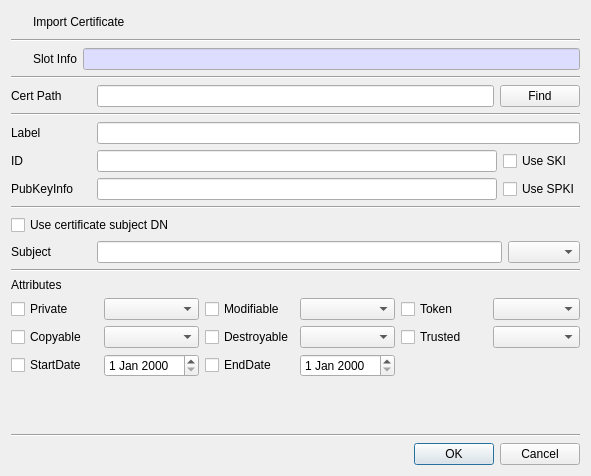
First picture: the form in CryptokiMan/import_cert_dlg.ui, repository jykim74/CryptokiMan, before the edit.
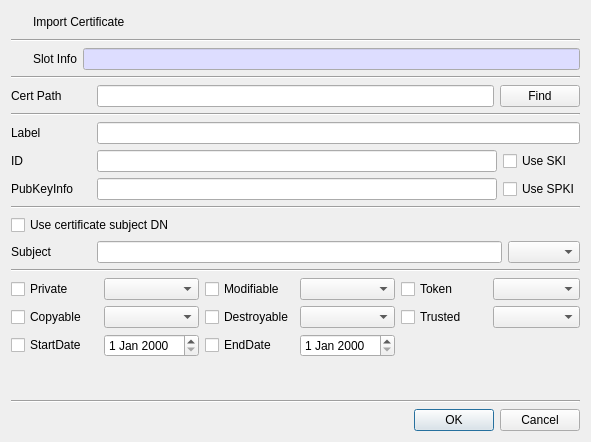
Second picture: the form after the edit. Icons and pictures are not drawn.

```diff
--- a/CryptokiMan/import_cert_dlg.ui
+++ b/CryptokiMan/import_cert_dlg.ui
@@ -7,7 +7,7 @@
     <x>0</x>
     <y>0</y>
     <width>591</width>
-    <height>476</height>
+    <height>442</height>
    </rect>
   </property>
   <property name="windowTitle">
@@ -283,13 +283,6 @@
      </property>
     </widget>
    </item>
-   <item>
-    <widget class="QLabel" name="label_7">
-     <property name="text">
-      <string>Attributes</string>
-     </property>
-    </widget>
-   </item>
    <item>
     <layout class="QGridLayout" name="gridLayout_3">
      <item row="0" column="1">
```
